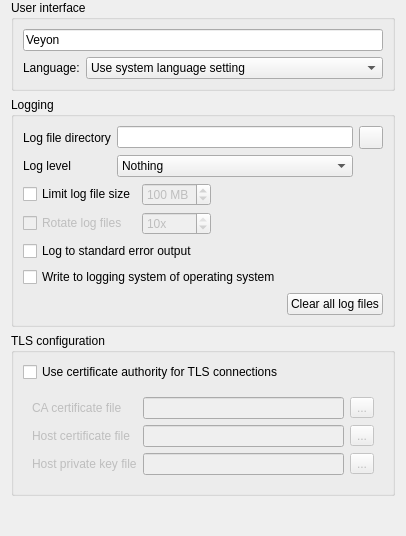
Qt form configurator/src/GeneralConfigurationPage.ui (veyon/veyon) before a commit.
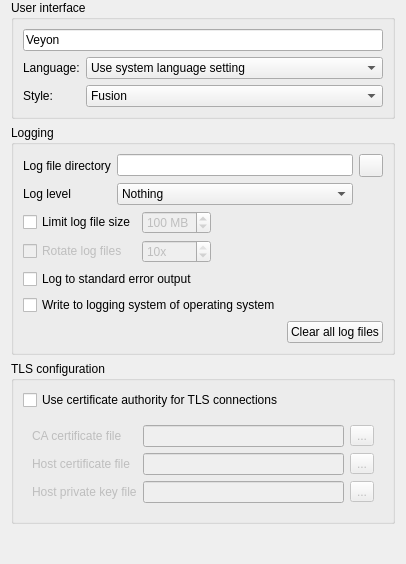
The same form after that commit. Icons and pictures are not drawn.

Commit message: GeneralConfigurationPage: add UI style combobox

Diff of the .ui file:
```diff
--- a/configurator/src/GeneralConfigurationPage.ui
+++ b/configurator/src/GeneralConfigurationPage.ui
@@ -47,6 +47,27 @@
         </property>
        </widget>
       </item>
+      <item row="2" column="0">
+       <widget class="QLabel" name="label_41">
+        <property name="text">
+         <string>Style:</string>
+        </property>
+       </widget>
+      </item>
+      <item row="2" column="1">
+       <widget class="QComboBox" name="uiStyle">
+        <item>
+         <property name="text">
+          <string>Fusion</string>
+         </property>
+        </item>
+        <item>
+         <property name="text">
+          <string>Native</string>
+         </property>
+        </item>
+       </widget>
+      </item>
      </layout>
     </widget>
    </item>
```
Left out of the diff: 15 changed lines with no effect on the pictures.
